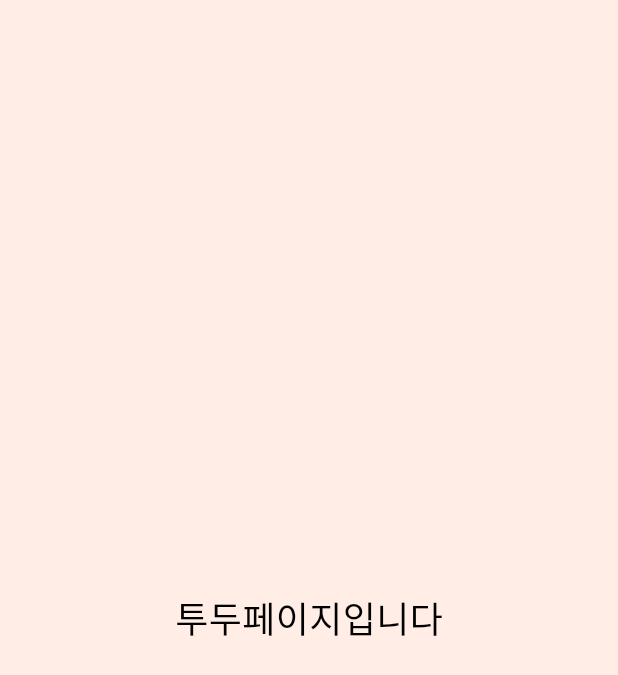
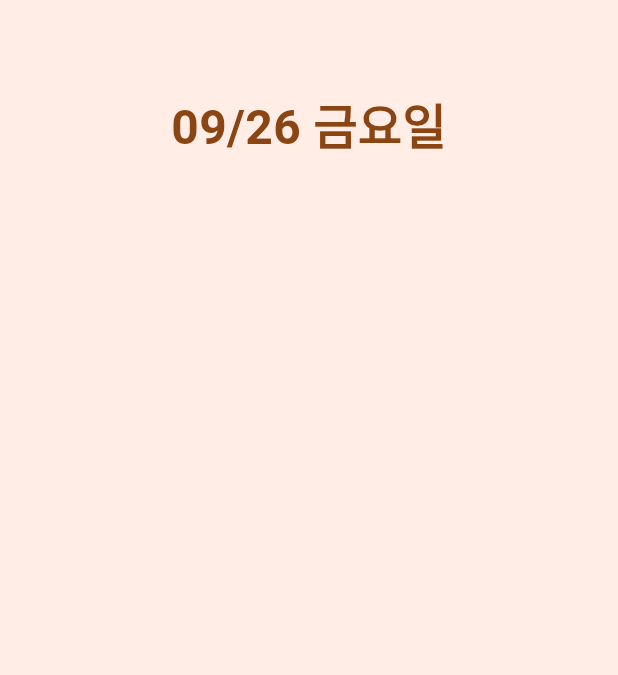
Before and after one commit to xxj15/Capstone-design-Todoapp, a Flutter app: the screen it shows after launch, after a tap on "오늘의 할 일 추가하기", on a phone screen of 412 x 824 dp. Shown: the top 675 px of the screen. Run offline on Flutter 3.47's test engine with Material 3 defaults, Android fonts, the phone set to English and light mode, and no system bars; Roboto replaces fonts that are missing (OngleipRyuryu).

Commit message:
todo page - 오늘 날짜 추가

```diff
--- a/flutter_todo/lib/main.dart
+++ b/flutter_todo/lib/main.dart
@@ -1,7 +1,10 @@
 import 'package:flutter/material.dart';
+import 'package:intl/date_symbol_data_local.dart'; // 로케일 데이터  초기화 를 위해 필요
 import 'main_page.dart';
 
-void main() {
+void main() async {
+  WidgetsFlutterBinding.ensureInitialized();
+  await initializeDateFormatting('ko_KR', null);
   runApp(const MyApp());
 }
 
--- a/flutter_todo/lib/todo_page.dart
+++ b/flutter_todo/lib/todo_page.dart
@@ -1,6 +1,7 @@
 // 투두 페이지
 
 import 'package:flutter/material.dart';
+import 'package:intl/intl.dart';
 
 // TodoPage : 위젯 자체의 정보를 담음 (설정 등))
 class TodoPage extends StatefulWidget {
@@ -12,17 +13,31 @@ class TodoPage extends StatefulWidget {
 class _TodoPageState extends State<TodoPage> {
   @override
   Widget build(BuildContext context) {
+    // 오늘 날짜를 한국어 형식으로 포맷팅
+    final now = DateTime.now();
+    final formattedDate = DateFormat('MM/dd EEEE', 'ko_KR').format(now);
+
     return Scaffold(
       backgroundColor: Color(0xFFFFEDE6),
-      body: Center(
-        child: Text(
-          '투두페이지입니다',
-          style: TextStyle(
-            fontSize: 24,
-            color: Colors.black,
-            fontFamily: 'OngleipRyuryu',
+      body: Column(
+        children: [
+          SizedBox(height: 60),
+
+          // 오늘 날짜 표시
+          Center(
+            child: Text(
+              formattedDate,
+              style: TextStyle(
+                fontSize: 32,
+                color: Color(0xFF8B4513),
+                fontFamily: 'OngleipRyuryu',
+                fontWeight: FontWeight.bold,
+              ),
+            ),
           ),
-        ),
+
+
+        ],
       ),
     );
   }
```
